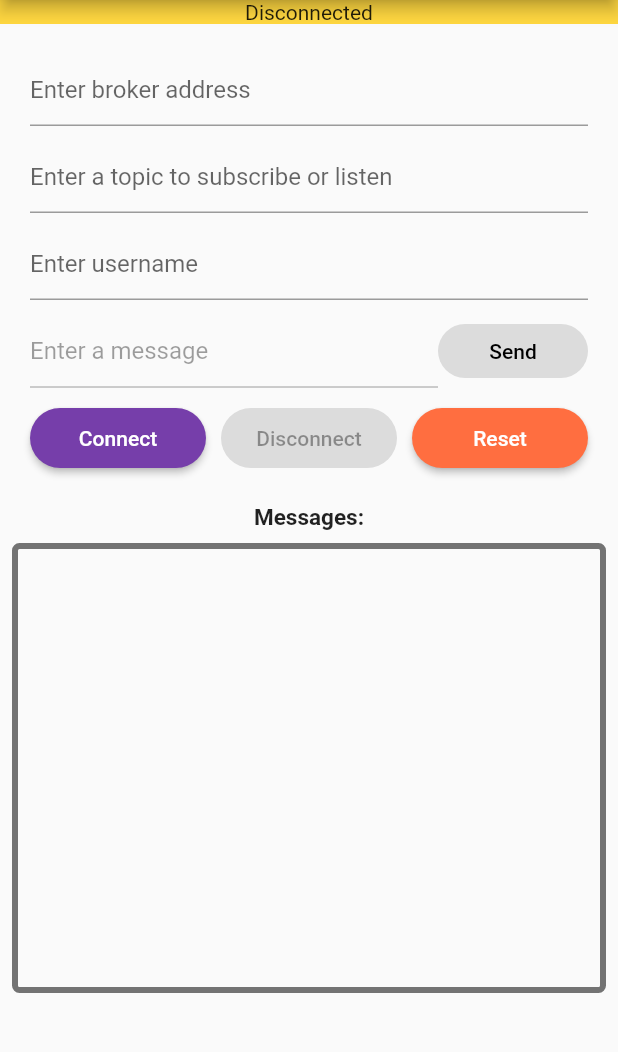
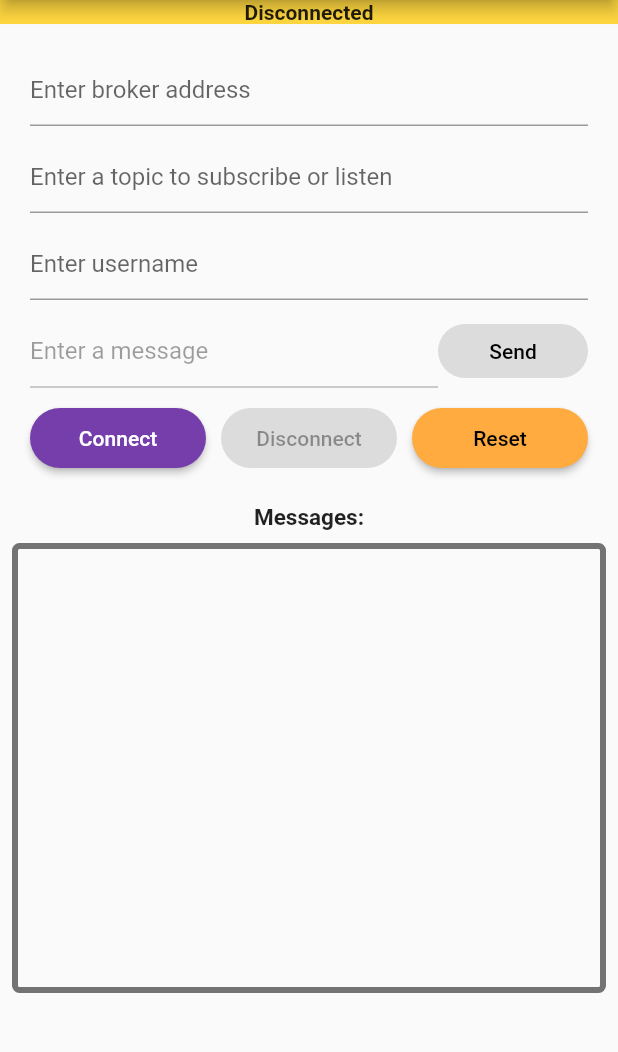
Before and after one commit to MattTheHobo/MQTT_Flutter, a Flutter app: the screen it shows after launch, on a phone screen of 412 x 824 dp, the part 84-1136 px from its top. Run offline on Flutter 3.47's test engine with Material 2 defaults, Android fonts, the phone set to English and light mode, and no system bars; missing offline and left inert: mqtt_client.

Commit message:
Updated Reset button UI

```diff
--- a/mqtt_flutter/lib/widgets/MQTTView.dart
+++ b/mqtt_flutter/lib/widgets/MQTTView.dart
@@ -108,7 +108,7 @@ class _MQTTViewState extends State<MQTTView> {
         Expanded(
           child: Container(
               color: Colors.amberAccent,
-              child: Text(status, textAlign: TextAlign.center)),
+              child: Text(status, textAlign: TextAlign.center, style: TextStyle(fontWeight: FontWeight.bold),)),
         ),
       ],
     );
@@ -200,10 +200,10 @@ class _MQTTViewState extends State<MQTTView> {
         ),
         Expanded(
             child: ElevatedButton(
-          child: const Text("Reset"),
+          child: const Text("Reset", style: TextStyle(color: Colors.black),),
           onPressed: _resetButt,
           style: ElevatedButton.styleFrom(
-            primary: Colors.deepOrangeAccent,
+            primary: Colors.orangeAccent,
               fixedSize: Size(40, 40),
               shape: RoundedRectangleBorder(
                   borderRadius: BorderRadius.circular(25))),
```
